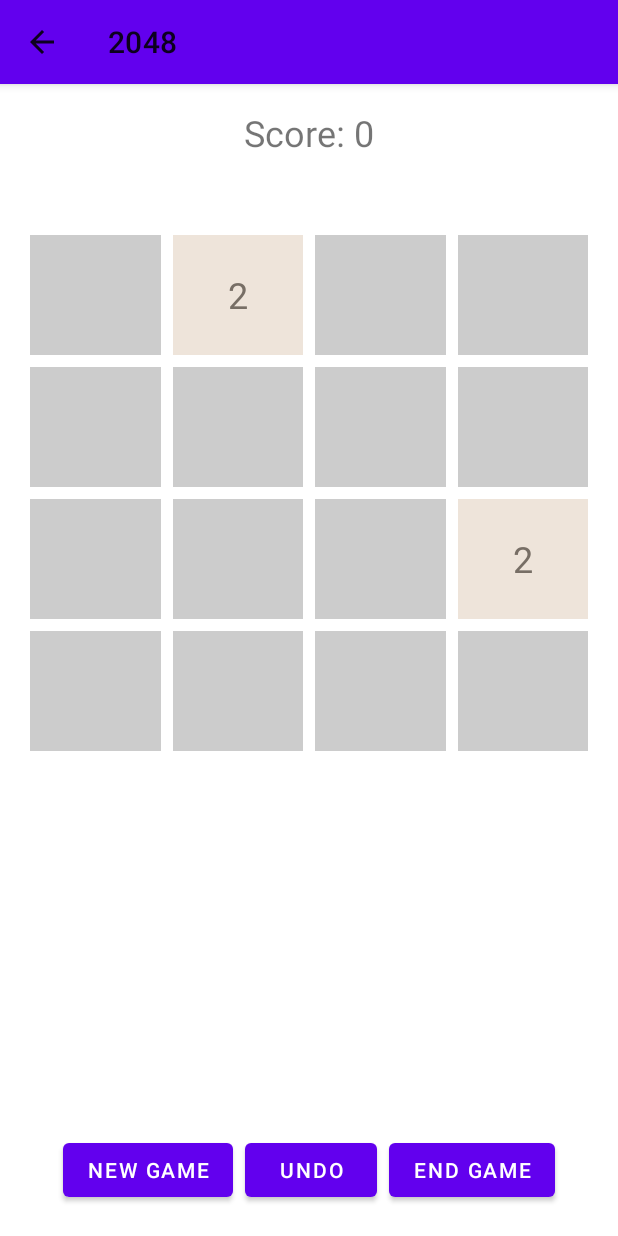
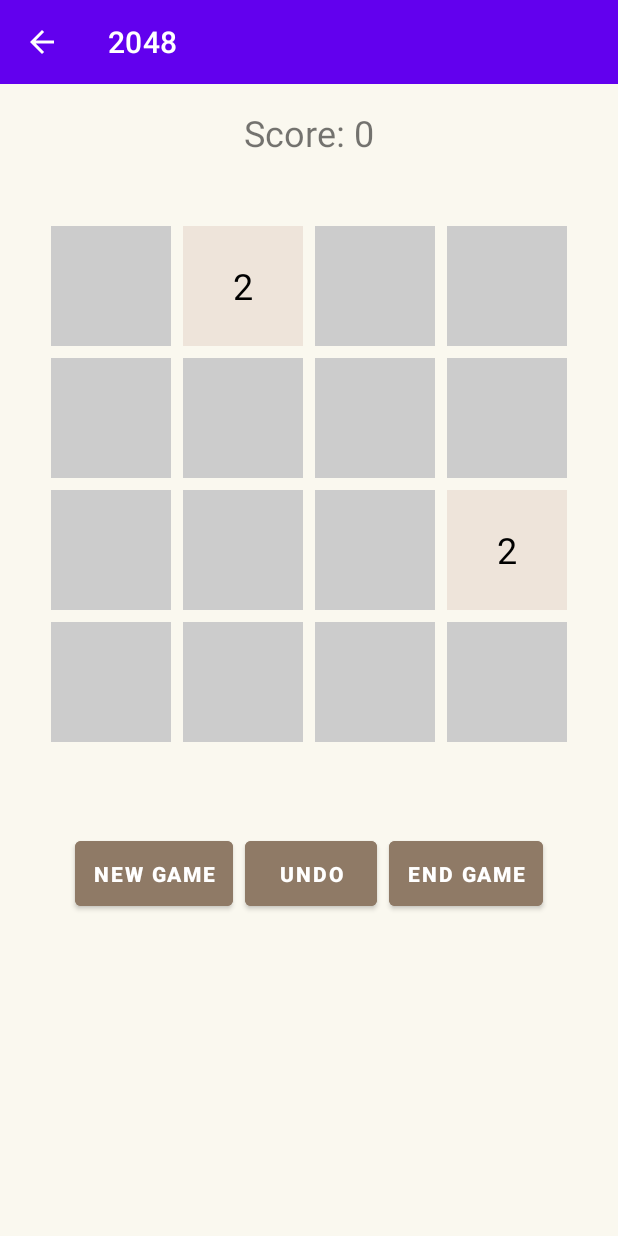
Before and after one commit to JoanBarFul/MaciaGameCenter, an Android app: the Game2048Activity screen opened directly, with no data from a screen before it, on a phone screen of 412 x 824 dp. Run offline under Robolectric (Android 15) with nearby library versions, the phone set to English and light mode, and no system bars.

Commit message:
2048 botones

```diff
--- a/app/build.gradle.kts
+++ b/app/build.gradle.kts
@@ -33,6 +33,7 @@ android {
         viewBinding = true
     }
 }
+
 dependencies {
     implementation(libs.appcompat)
     implementation(libs.material)
--- a/app/src/main/java/com/example/maciagamecenter/Game2048Activity.java
+++ b/app/src/main/java/com/example/maciagamecenter/Game2048Activity.java
@@ -17,8 +17,8 @@ import java.util.List;
 import java.util.ArrayList;
 import android.graphics.Point;
 import java.util.Random;
+import android.util.Log;
 public class Game2048Activity extends AppCompatActivity {
-    private ActivityGame2048Binding binding;
     private int[][] board = new int[4][4];
     private TextView[][] cellViews = new TextView[4][4];
     private int score = 0;
@@ -26,30 +26,57 @@ public class Game2048Activity extends AppCompatActivity {
     private GestureDetector gestureDetector;
     private static final int SWIPE_THRESHOLD = 100;
     private static final int SWIPE_VELOCITY_THRESHOLD = 100;
-    // Add these at the top of the class
     private int[][] previousBoard = new int[4][4];
     private int previousScore = 0;
     @Override
     protected void onCreate(Bundle savedInstanceState) {
         super.onCreate(savedInstanceState);
-        binding = ActivityGame2048Binding.inflate(getLayoutInflater());
-        setContentView(binding.getRoot());
+        setContentView(R.layout.activity_game2048);
 
         // Setup toolbar
-        setSupportActionBar(binding.toolbar);
+        Toolbar toolbar = findViewById(R.id.toolbar);
+        setSupportActionBar(toolbar);
         if (getSupportActionBar() != null) {
             getSupportActionBar().setDisplayHomeAsUpEnabled(true);
             getSupportActionBar().setDisplayShowHomeEnabled(true);
             getSupportActionBar().setTitle("2048");
         }
 
+        // Inicializar los botones primero
+        findViewById(R.id.new_game_button).setOnClickListener(v -> resetGame());
+        findViewById(R.id.undo_button).setOnClickListener(v -> undoMove());
+        findViewById(R.id.end_game_button).setOnClickListener(v -> endGameEarly());
+
+        // Inicializar el grid después
         dbHelper = new DatabaseHelper(this);
+        setupGestureDetector();
         initializeBoard();
-        setupGestureDetector();
+    }
+    private void initializeBoard() {
+        // Initialize cellViews array with TextViews from the layout
+        for (int i = 0; i < 4; i++) {
+            for (int j = 0; j < 4; j++) {
+                String cellId = "cell_" + i + "_" + j;  // Cambiar formato del ID
+                int resId = getResources().getIdentifier(cellId, "id", getPackageName());
+                cellViews[i][j] = findViewById(resId);
+                if (cellViews[i][j] == null) {
+                    Log.e("Game2048", "Cell not found: " + cellId);
+                } else {
+                    // Establecer propiedades iniciales de la celda
+                    cellViews[i][j].setBackgroundColor(getResources().getColor(R.color.cell_empty));
+                    cellViews[i][j].setTextSize(24);
+                    cellViews[i][j].setTextColor(getResources().getColor(android.R.color.black));
+                    cellViews[i][j].setGravity(android.view.Gravity.CENTER); // Centrar el texto
+                    cellViews[i][j].setPadding(8, 8, 8, 8);
 
-        binding.newGameButton.setOnClickListener(v -> resetGame());
-        binding.undoButton.setOnClickListener(v -> undoMove());
-        binding.endGameButton.setOnClickListener(v -> endGameEarly());
+                    // Establecer dimensiones mínimas para las celdas
+                    cellViews[i][j].setMinWidth(96);
+                    cellViews[i][j].setMinHeight(96);
+                }
+            }
+        }
+
+        resetGame();
     }
     @Override
     public boolean onOptionsItemSelected(MenuItem item) {
@@ -84,8 +111,9 @@ public class Game2048Activity extends AppCompatActivity {
         for (int i = 0; i < 4; i++) {
             for (int j = 0; j < 4; j++) {
                 TextView cell = cellViews[i][j];
+                if (cell == null) continue; // Evitar NPE
+
                 int value = board[i][j];
-
                 if (value == 0) {
                     cell.setText("");
                     cell.setBackgroundColor(getResources().getColor(R.color.cell_empty));
@@ -95,9 +123,46 @@ public class Game2048Activity extends AppCompatActivity {
                 }
             }
         }
-        binding.scoreText.setText("Score: " + score);
+        // Usar try-catch para debuggear el problema
+        try {
+            TextView scoreText = findViewById(R.id.scoreText);
+            if (scoreText != null) {
+                scoreText.setText("Score: " + score);
+            } else {
+                Log.e("Game2048", "scoreText is null");
+            }
+        } catch (Exception e) {
+            Log.e("Game2048", "Error updating score: " + e.getMessage());
+        }
     }
 
+    private void resetGame() {
+        score = 0;
+        previousScore = 0;
+
+        // Clear board
+        for (int i = 0; i < 4; i++) {
+            for (int j = 0; j < 4; j++) {
+                board[i][j] = 0;
+                previousBoard[i][j] = 0;
+            }
+        }
+
+        // Add initial tiles
+        addNewTile();
+        addNewTile();
+
+        // Update UI al final
+        try {
+            TextView scoreText = findViewById(R.id.scoreText);
+            if (scoreText != null) {
+                scoreText.setText("Score: 0");
+            }
+            updateUI();
+        } catch (Exception e) {
+            Log.e("Game2048", "Error in resetGame: " + e.getMessage());
+        }
+    }
     private int getCellColor(int value) {
         switch (value) {
             case 2: return getResources().getColor(R.color.cell_2);
@@ -335,36 +400,6 @@ public class Game2048Activity extends AppCompatActivity {
         }
         return super.onTouchEvent(event);
     }
-        private void initializeBoard() {
-                // Initialize cellViews array with TextViews from the layout
-                for (int i = 0; i < 4; i++) {
-                    for (int j = 0; j < 4; j++) {
-                        String cellId = "cell_" + i + j;
-                        int resId = getResources().getIdentifier(cellId, "id", getPackageName());
-                        cellViews[i][j] = findViewById(resId);
-                    }
-                }
-
-                // Clear board and start new game
-                resetGame();
-            }
-        private void resetGame() {
-                score = 0;
-                previousScore = 0;
-                binding.scoreText.setText("Score: 0");
-                                    // Clear board
-                                    for (int i = 0; i < 4; i++) {
-                                        for (int j = 0; j < 4; j++) {
-                                            board[i][j] = 0;
-                                            previousBoard[i][j] = 0;
-                                        }
-                                    }
-
-                                    // Add initial tiles
-                                    addNewTile();
-                                    addNewTile();
-                                    updateUI();
-                                }
 
     @Override
     public void onBackPressed() {
--- a/app/src/main/res/layout/activity_game2048.xml
+++ b/app/src/main/res/layout/activity_game2048.xml
@@ -1,94 +1,122 @@
 <?xml version="1.0" encoding="utf-8"?>
 <LinearLayout xmlns:android="http://schemas.android.com/apk/res/android"
-    xmlns:app="http://schemas.android.com/apk/res-auto"
     android:layout_width="match_parent"
     android:layout_height="match_parent"
-    android:orientation="vertical">
+    android:orientation="vertical"
+    android:background="@color/game_background">
 
     <androidx.appcompat.widget.Toolbar
         android:id="@+id/toolbar"
         android:layout_width="match_parent"
         android:layout_height="?attr/actionBarSize"
         android:background="?attr/colorPrimary"
-        android:elevation="4dp"
-        android:theme="@style/ThemeOverlay.AppCompat.ActionBar"
-        app:popupTheme="@style/ThemeOverlay.AppCompat.Light" />
+        android:theme="@style/ThemeOverlay.AppCompat.Dark.ActionBar"/>
 
     <TextView
         android:id="@+id/scoreText"
         android:layout_width="wrap_content"
         android:layout_height="wrap_content"
         android:layout_gravity="center"
-        android:layout_marginTop="16dp"
-        android:text="Score: 0"
-        android:textSize="24sp" />
+        android:textSize="24sp"
+        android:padding="16dp"
+        android:text="Score: 0"/>
 
-    <!-- Añadir espacio antes del grid -->
-    <Space
+    <FrameLayout
         android:layout_width="match_parent"
-        android:layout_height="32dp" />
+        android:layout_height="414dp">
 
-    <!-- Grid del juego -->
-    <GridLayout
-        android:id="@+id/gameGrid"
-        android:layout_width="match_parent"
-        android:layout_height="0dp"
-        android:layout_weight="1"
-        android:layout_margin="16dp"
-        android:columnCount="4"
-        android:rowCount="4">
+        <GridLayout
+            android:layout_width="wrap_content"
+            android:layout_height="394dp"
+            android:layout_gravity="center"
+            android:columnCount="4"
+            android:padding="16dp"
+            android:rowCount="4"
+            android:useDefaultMargins="true">
 
-        <!-- Las celdas del juego -->
-        <TextView android:id="@+id/cell_00" style="@style/GameCell" />
-        <TextView android:id="@+id/cell_01" style="@style/GameCell" />
-        <TextView android:id="@+id/cell_02" style="@style/GameCell" />
-        <TextView android:id="@+id/cell_03" style="@style/GameCell" />
-        <TextView android:id="@+id/cell_10" style="@style/GameCell" />
-        <TextView android:id="@+id/cell_11" style="@style/GameCell" />
-        <TextView android:id="@+id/cell_12" style="@style/GameCell" />
-        <TextView android:id="@+id/cell_13" style="@style/GameCell" />
-        <TextView android:id="@+id/cell_20" style="@style/GameCell" />
-        <TextView android:id="@+id/cell_21" style="@style/GameCell" />
-        <TextView android:id="@+id/cell_22" style="@style/GameCell" />
-        <TextView android:id="@+id/cell_23" style="@style/GameCell" />
-        <TextView android:id="@+id/cell_30" style="@style/GameCell" />
-        <TextView android:id="@+id/cell_31" style="@style/GameCell" />
-        <TextView android:id="@+id/cell_32" style="@style/GameCell" />
-        <TextView android:id="@+id/cell_33" style="@style/GameCell" />
-    </GridLayout>
+            <TextView
+                android:id="@+id/cell_0_0"
+                style="@style/GameCell" />
 
-    <!-- Añadir espacio antes de los botones -->
-    <Space
-        android:layout_width="match_parent"
-        android:layout_height="32dp" />
+            <TextView
+                android:id="@+id/cell_0_1"
+                style="@style/GameCell" />
 
-    <!-- Botones -->
+            <TextView
+                android:id="@+id/cell_0_2"
+                style="@style/GameCell" />
+
+            <TextView
+                android:id="@+id/cell_0_3"
+                style="@style/GameCell" />
+
+            <TextView
+                android:id="@+id/cell_1_0"
+                style="@style/GameCell" />
+
+            <TextView
+                android:id="@+id/cell_1_1"
+                style="@style/GameCell" />
+
+            <TextView
+                android:id="@+id/cell_1_2"
+                style="@style/GameCell" />
+
+            <TextView
+                android:id="@+id/cell_1_3"
+                style="@style/GameCell" />
+
+            <TextView
+                android:id="@+id/cell_2_0"
+                style="@style/GameCell" />
+
+            <TextView
+                android:id="@+id/cell_2_1"
+                style="@style/GameCell" />
+
+            <TextView
+                android:id="@+id/cell_2_2"
+                style="@style/GameCell" />
+
+            <TextView
+                android:id="@+id/cell_2_3"
+                style="@style/GameCell" />
+
+            <TextView
+                android:id="@+id/cell_3_0"
+                style="@style/GameCell" />
+
+            <TextView
+                android:id="@+id/cell_3_1"
+                style="@style/GameCell" />
+
+            <TextView
+                android:id="@+id/cell_3_2"
+                style="@style/GameCell" />
+
+            <TextView
+                android:id="@+id/cell_3_3"
+                style="@style/GameCell" />
+        </GridLayout>
+    </FrameLayout>
+
     <LinearLayout
         android:layout_width="match_parent"
         android:layout_height="wrap_content"
         android:orientation="horizontal"
         android:gravity="center"
-        android:layout_marginBottom="16dp">
-
-        <Button
-            android:id="@+id/newGameButton"
-            android:layout_width="wrap_content"
-            android:layout_height="wrap_content"
-            android:text="NEW GAME"
-            android:layout_margin="4dp" />
-
-        <Button
-            android:id="@+id/undoButton"
-            android:layout_width="wrap_content"
-            android:layout_height="wrap_content"
-            android:text="UNDO"
-            android:layout_margin="4dp" />
-
-        <Button
-            android:id="@+id/endGameButton"
-            android:layout_width="wrap_content"
-            android:layout_height="wrap_content"
-            android:text="END GAME"
-            android:layout_margin="4dp" />
+        android:padding="16dp">
+    <Button
+        android:id="@+id/new_game_button"
+        style="@style/GameButton"
+        android:text="NEW GAME"/>
+    <Button
+        android:id="@+id/undo_button"
+        style="@style/GameButton"
+        android:text="UNDO"/>
+    <Button
+        android:id="@+id/end_game_button"
+        style="@style/GameButton"
+        android:text="END GAME"/>
     </LinearLayout>
 </LinearLayout>
--- a/app/src/main/res/values/colors.xml
+++ b/app/src/main/res/values/colors.xml
@@ -21,6 +21,8 @@
     <color name="cell_512">#EDC850</color>
     <color name="cell_1024">#EDC53F</color>
     <color name="cell_2048">#EDC22E</color>
-    <color name="game_background">#FBF8EF</color>
+    <color name="game_background">#FAF8EF</color>
+        <color name="button_background">#8F7A66</color>
+        <color name="button_text">#FFFFFF</color>
         <color name="cell_text">#776E65</color>
 </resources>
--- a/app/src/main/res/values/styles.xml
+++ b/app/src/main/res/values/styles.xml
@@ -1,13 +1,22 @@
 <?xml version="1.0" encoding="utf-8"?>
 <resources>
     <style name="GameCell">
-        <item name="android:layout_width">0dp</item>
+        <item name="android:layout_width">80dp</item>
         <item name="android:layout_height">80dp</item>
-        <item name="android:layout_columnWeight">1</item>
+        <item name="android:layout_margin">4dp</item>
         <item name="android:gravity">center</item>
         <item name="android:textSize">24sp</item>
         <item name="android:background">@color/cell_empty</item>
-        <item name="android:layout_margin">4dp</item>
         <item name="android:textColor">@color/cell_text</item>
     </style>
+
+    <style name="GameButton">
+        <item name="android:layout_width">wrap_content</item>
+        <item name="android:layout_height">wrap_content</item>
+        <item name="android:layout_margin">4dp</item>
+        <item name="android:padding">12dp</item>
+        <item name="android:textColor">@color/button_text</item>
+        <item name="android:backgroundTint">@color/button_background</item>
+        <item name="android:textStyle">bold</item>
+    </style>
 </resources>
```
Lines whose indentation alone changed are shown as unchanged.
